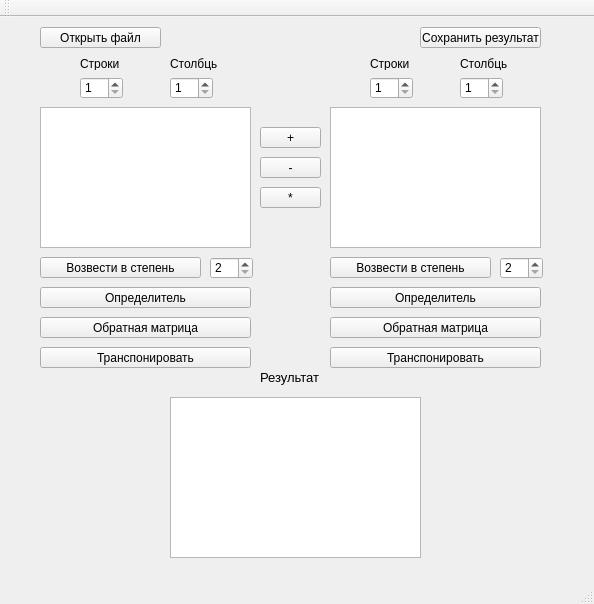
moevm/gui-1h2018-01, file mainwindow.ui: the form before one commit.
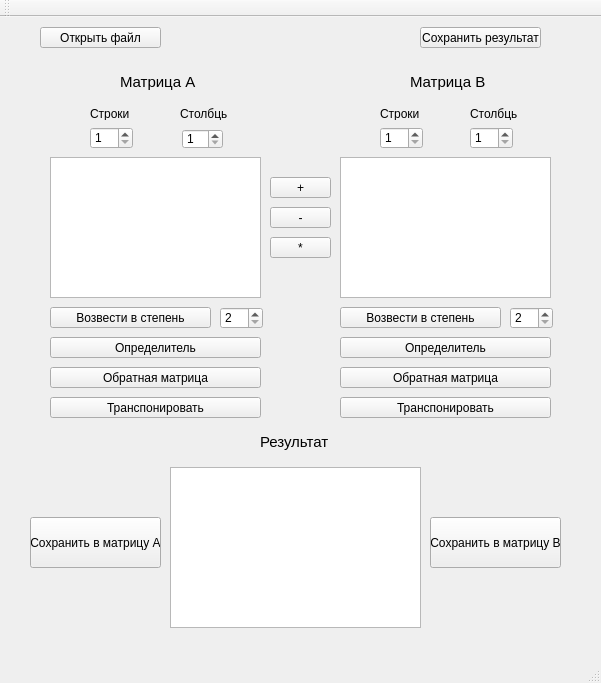
The form after the commit.

Patch:
```diff
--- a/mainwindow.ui
+++ b/mainwindow.ui
@@ -6,8 +6,8 @@
    <rect>
     <x>0</x>
     <y>0</y>
-    <width>594</width>
-    <height>604</height>
+    <width>601</width>
+    <height>683</height>
    </rect>
   </property>
   <property name="windowTitle">
@@ -17,8 +17,8 @@
    <widget class="QTableView" name="matr1">
     <property name="geometry">
      <rect>
-      <x>40</x>
-      <y>90</y>
+      <x>50</x>
+      <y>140</y>
       <width>211</width>
       <height>141</height>
      </rect>
@@ -27,8 +27,8 @@
    <widget class="QTableView" name="matr2">
     <property name="geometry">
      <rect>
-      <x>330</x>
-      <y>90</y>
+      <x>340</x>
+      <y>140</y>
       <width>211</width>
       <height>141</height>
      </rect>
@@ -37,8 +37,8 @@
    <widget class="QSpinBox" name="line_1">
     <property name="geometry">
      <rect>
-      <x>80</x>
-      <y>60</y>
+      <x>90</x>
+      <y>110</y>
       <width>43</width>
       <height>22</height>
      </rect>
@@ -53,10 +53,10 @@
    <widget class="QSpinBox" name="col_1">
     <property name="geometry">
      <rect>
-      <x>170</x>
-      <y>60</y>
-      <width>43</width>
-      <height>22</height>
+      <x>182</x>
+      <y>112</y>
+      <width>41</width>
+      <height>20</height>
      </rect>
     </property>
     <property name="minimum">
@@ -69,8 +69,8 @@
    <widget class="QSpinBox" name="line_2">
     <property name="geometry">
      <rect>
-      <x>370</x>
-      <y>60</y>
+      <x>380</x>
+      <y>110</y>
       <width>43</width>
       <height>22</height>
      </rect>
@@ -85,8 +85,8 @@
    <widget class="QSpinBox" name="col_2">
     <property name="geometry">
      <rect>
-      <x>460</x>
-      <y>60</y>
+      <x>470</x>
+      <y>110</y>
       <width>43</width>
       <height>22</height>
      </rect>
@@ -101,8 +101,8 @@
    <widget class="QLabel" name="label">
     <property name="geometry">
      <rect>
-      <x>80</x>
-      <y>40</y>
+      <x>90</x>
+      <y>90</y>
       <width>47</width>
       <height>13</height>
      </rect>
@@ -114,8 +114,8 @@
    <widget class="QLabel" name="label_2">
     <property name="geometry">
      <rect>
-      <x>170</x>
-      <y>40</y>
+      <x>180</x>
+      <y>90</y>
       <width>47</width>
       <height>13</height>
      </rect>
@@ -127,8 +127,8 @@
    <widget class="QLabel" name="label_3">
     <property name="geometry">
      <rect>
-      <x>370</x>
-      <y>40</y>
+      <x>380</x>
+      <y>90</y>
       <width>47</width>
       <height>13</height>
      </rect>
@@ -140,8 +140,8 @@
    <widget class="QLabel" name="label_4">
     <property name="geometry">
      <rect>
-      <x>460</x>
-      <y>40</y>
+      <x>470</x>
+      <y>90</y>
       <width>47</width>
       <height>13</height>
      </rect>
@@ -153,8 +153,8 @@
    <widget class="QPushButton" name="plus">
     <property name="geometry">
      <rect>
-      <x>260</x>
-      <y>110</y>
+      <x>270</x>
+      <y>160</y>
       <width>61</width>
       <height>21</height>
      </rect>
@@ -166,8 +166,8 @@
    <widget class="QPushButton" name="minus">
     <property name="geometry">
      <rect>
-      <x>260</x>
-      <y>140</y>
+      <x>270</x>
+      <y>190</y>
       <width>61</width>
       <height>21</height>
      </rect>
@@ -179,8 +179,8 @@
    <widget class="QPushButton" name="mult">
     <property name="geometry">
      <rect>
-      <x>260</x>
-      <y>170</y>
+      <x>270</x>
+      <y>220</y>
       <width>61</width>
       <height>21</height>
      </rect>
@@ -192,8 +192,8 @@
    <widget class="QPushButton" name="transpA">
     <property name="geometry">
      <rect>
-      <x>40</x>
-      <y>330</y>
+      <x>50</x>
+      <y>380</y>
       <width>211</width>
       <height>21</height>
      </rect>
@@ -205,8 +205,8 @@
    <widget class="QPushButton" name="detA">
     <property name="geometry">
      <rect>
-      <x>40</x>
-      <y>270</y>
+      <x>50</x>
+      <y>320</y>
       <width>211</width>
       <height>21</height>
      </rect>
@@ -218,8 +218,8 @@
    <widget class="QPushButton" name="reverseA">
     <property name="geometry">
      <rect>
-      <x>40</x>
-      <y>300</y>
+      <x>50</x>
+      <y>350</y>
       <width>211</width>
       <height>21</height>
      </rect>
@@ -231,8 +231,8 @@
    <widget class="QPushButton" name="powA">
     <property name="geometry">
      <rect>
-      <x>40</x>
-      <y>240</y>
+      <x>50</x>
+      <y>290</y>
       <width>161</width>
       <height>21</height>
      </rect>
@@ -244,8 +244,8 @@
    <widget class="QSpinBox" name="num_powA">
     <property name="geometry">
      <rect>
-      <x>210</x>
-      <y>240</y>
+      <x>220</x>
+      <y>290</y>
       <width>43</width>
       <height>22</height>
      </rect>
@@ -260,8 +260,8 @@
    <widget class="QPushButton" name="powB">
     <property name="geometry">
      <rect>
-      <x>330</x>
-      <y>240</y>
+      <x>340</x>
+      <y>290</y>
       <width>161</width>
       <height>21</height>
      </rect>
@@ -273,8 +273,8 @@
    <widget class="QSpinBox" name="num_powB">
     <property name="geometry">
      <rect>
-      <x>500</x>
-      <y>240</y>
+      <x>510</x>
+      <y>290</y>
       <width>43</width>
       <height>22</height>
      </rect>
@@ -289,8 +289,8 @@
    <widget class="QPushButton" name="detB">
     <property name="geometry">
      <rect>
-      <x>330</x>
-      <y>270</y>
+      <x>340</x>
+      <y>320</y>
       <width>211</width>
       <height>21</height>
      </rect>
@@ -302,8 +302,8 @@
    <widget class="QPushButton" name="reverseB">
     <property name="geometry">
      <rect>
-      <x>330</x>
-      <y>300</y>
+      <x>340</x>
+      <y>350</y>
       <width>211</width>
       <height>21</height>
      </rect>
@@ -315,8 +315,8 @@
    <widget class="QPushButton" name="transpB">
     <property name="geometry">
      <rect>
-      <x>330</x>
-      <y>330</y>
+      <x>340</x>
+      <y>380</y>
       <width>211</width>
       <height>21</height>
      </rect>
@@ -329,31 +329,12 @@
     <property name="geometry">
      <rect>
       <x>170</x>
-      <y>380</y>
+      <y>450</y>
       <width>251</width>
       <height>161</height>
      </rect>
     </property>
    </widget>
-   <widget class="QLabel" name="label_5">
-    <property name="geometry">
-     <rect>
-      <x>260</x>
-      <y>350</y>
-      <width>91</width>
-      <height>20</height>
-     </rect>
-    </property>
-    <property name="font">
-     <font>
-      <family>MS Shell Dlg 2</family>
-      <pointsize>10</pointsize>
-     </font>
-    </property>
-    <property name="text">
-     <string>Результат</string>
-    </property>
-   </widget>
    <widget class="QPushButton" name="save">
     <property name="geometry">
      <rect>
@@ -380,6 +361,89 @@
      <string>Открыть файл</string>
     </property>
    </widget>
+   <widget class="QLabel" name="label_6">
+    <property name="geometry">
+     <rect>
+      <x>120</x>
+      <y>50</y>
+      <width>81</width>
+      <height>31</height>
+     </rect>
+    </property>
+    <property name="text">
+     <string>&lt;html&gt;&lt;head/&gt;&lt;body&gt;&lt;p&gt;&lt;span style=&quot; font-size:11pt;&quot;&gt;Матрица А&lt;/span&gt;&lt;/p&gt;&lt;/body&gt;&lt;/html&gt;</string>
+    </property>
+    <property name="textFormat">
+     <enum>Qt::AutoText</enum>
+    </property>
+    <property name="wordWrap">
+     <bool>false</bool>
+    </property>
+   </widget>
+   <widget class="QLabel" name="label_7">
+    <property name="geometry">
+     <rect>
+      <x>410</x>
+      <y>50</y>
+      <width>81</width>
+      <height>31</height>
+     </rect>
+    </property>
+    <property name="text">
+     <string>&lt;html&gt;&lt;head/&gt;&lt;body&gt;&lt;p&gt;&lt;span style=&quot; font-size:11pt;&quot;&gt;Матрица В&lt;/span&gt;&lt;/p&gt;&lt;/body&gt;&lt;/html&gt;</string>
+    </property>
+    <property name="textFormat">
+     <enum>Qt::AutoText</enum>
+    </property>
+    <property name="wordWrap">
+     <bool>false</bool>
+    </property>
+   </widget>
+   <widget class="QLabel" name="label_8">
+    <property name="geometry">
+     <rect>
+      <x>260</x>
+      <y>410</y>
+      <width>81</width>
+      <height>31</height>
+     </rect>
+    </property>
+    <property name="text">
+     <string>&lt;html&gt;&lt;head/&gt;&lt;body&gt;&lt;p&gt;&lt;span style=&quot; font-size:11pt;&quot;&gt;Результат&lt;/span&gt;&lt;/p&gt;&lt;/body&gt;&lt;/html&gt;</string>
+    </property>
+    <property name="textFormat">
+     <enum>Qt::AutoText</enum>
+    </property>
+    <property name="wordWrap">
+     <bool>false</bool>
+    </property>
+   </widget>
+   <widget class="QPushButton" name="save_toA">
+    <property name="geometry">
+     <rect>
+      <x>30</x>
+      <y>500</y>
+      <width>131</width>
+      <height>51</height>
+     </rect>
+    </property>
+    <property name="text">
+     <string>Сохранить в матрицу А</string>
+    </property>
+   </widget>
+   <widget class="QPushButton" name="save_toB">
+    <property name="geometry">
+     <rect>
+      <x>430</x>
+      <y>500</y>
+      <width>131</width>
+      <height>51</height>
+     </rect>
+    </property>
+    <property name="text">
+     <string>Сохранить в матрицу В</string>
+    </property>
+   </widget>
   </widget>
   <widget class="QMenuBar" name="menuBar">
    <property name="geometry">
```
Left out of the diff: 18 changed lines with no effect on the pictures.
